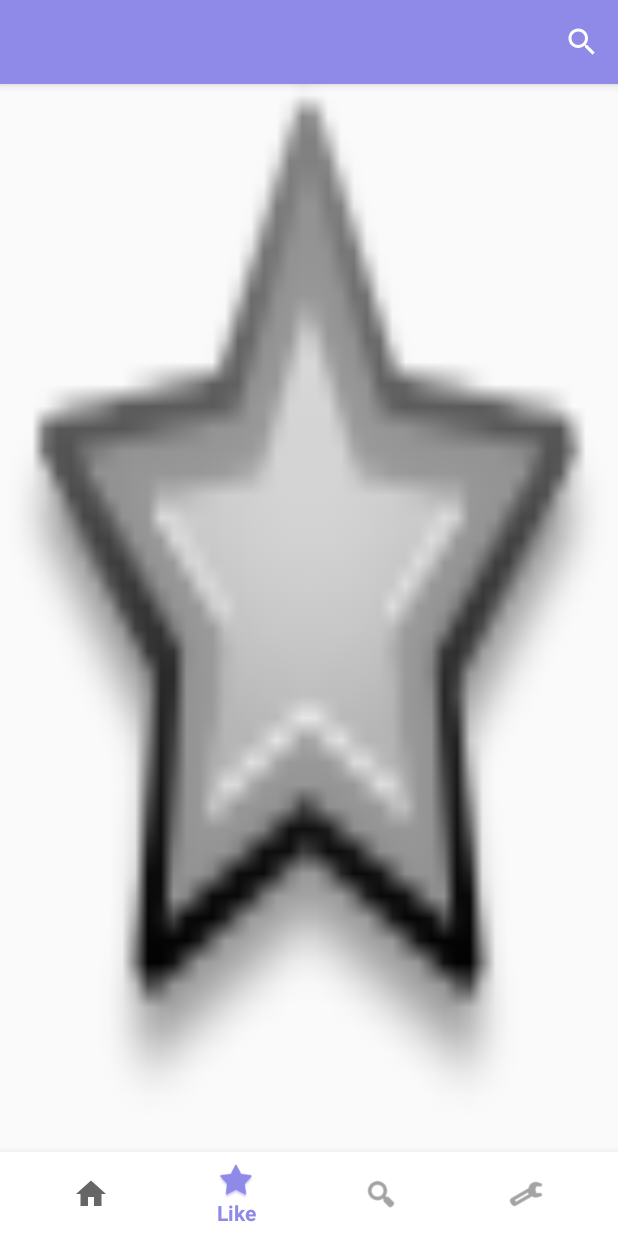
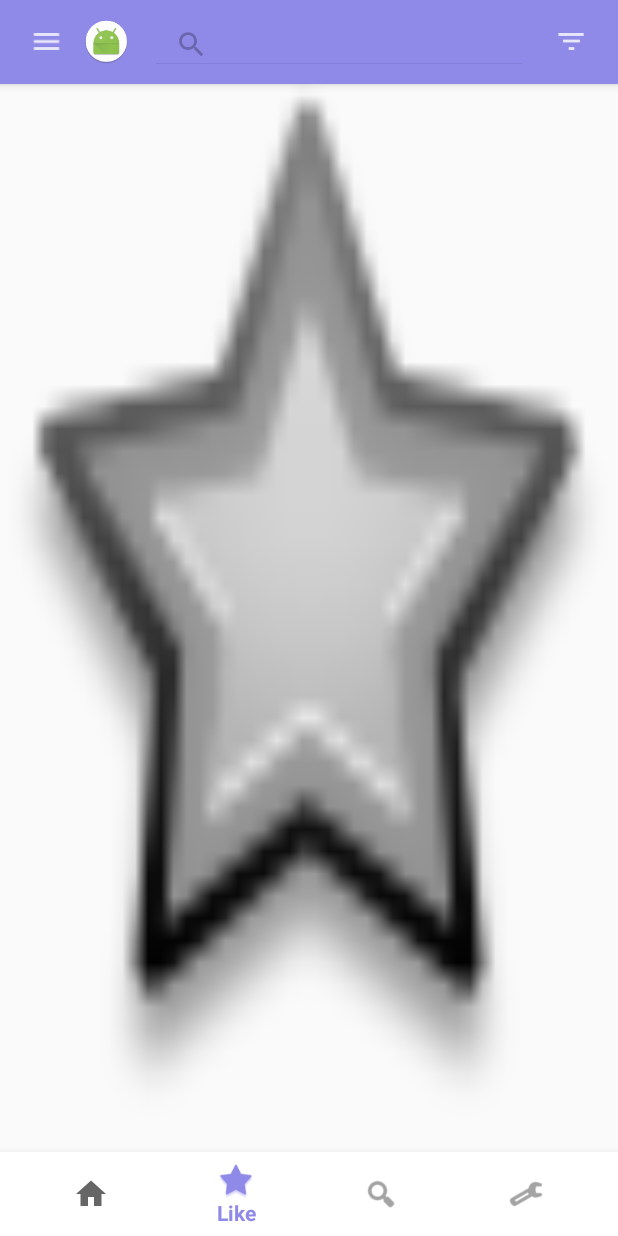
Before and after one commit to forget85/ProjectPet, an Android app: the screen it shows after launch (MainActivity), item 2 of the bottom bar chosen, on a phone screen of 412 x 824 dp. Run offline under Robolectric (Android 15) with nearby library versions, the phone set to English and light mode, and no system bars; libraries missing offline, so code that uses them is left out: com.squareup.leakcanary, junit.framework; pictures from the network do not load; 2 statements that could not run were skipped.

Commit message:
- 액션바를 커스텀뷰로 변경하고 로고 이미지 버튼을 추가

```diff
--- a/app/src/main/java/com/example/forget/projectpet/MainActivity.java
+++ b/app/src/main/java/com/example/forget/projectpet/MainActivity.java
@@ -31,7 +31,6 @@ public class MainActivity extends AppCompatActivity implements InvalidataOptionM
         drawerRightMenuListView.addHeaderView(getLayoutInflater().inflate(R.layout.right_drawer_menu_header, null, false));
 
         getSupportActionBar().setHomeAsUpIndicator(R.drawable.ic_home_black_24dp);
-        getSupportActionBar().setDisplayHomeAsUpEnabled(true);
 
         BottomNavigationView navigationView = (BottomNavigationView) findViewById(R.id.navigation);
         navigationView.setOnNavigationItemSelectedListener(new BottomNavigationView.OnNavigationItemSelectedListener() {
@@ -53,27 +52,6 @@ public class MainActivity extends AppCompatActivity implements InvalidataOptionM
         super.onDestroy();
         mainActivityPresenter.onDestroy();
         mainActivityPresenter = null;
-    }
-
-    public boolean onCreateOptionsMenu(Menu menu) {
-        getMenuInflater().inflate(R.menu.action_bar, menu);
-        return mainActivityPresenter.onCreateOptionsMenu(menu);
-    }
-
-    protected void onPostCreate(Bundle savedInstanceState) {
-        super.onPostCreate(savedInstanceState);
-        mainActivityPresenter.onPostCreate(savedInstanceState);
-    }
-
-    public void onConfigurationChanged(Configuration newConfig) {
-        super.onConfigurationChanged(newConfig);
-        mainActivityPresenter.onConfigurationChanged(newConfig);
-    }
-
-    public boolean onOptionsItemSelected(MenuItem item) {
-        if (mainActivityPresenter.onOptionsItemSelected(item))
-            return true;
-        return super.onOptionsItemSelected(item);
     }
 
     public void openItemWebView(String itemUrl){
--- a/app/src/main/java/com/example/forget/projectpet/MainActivityPresenter.java
+++ b/app/src/main/java/com/example/forget/projectpet/MainActivityPresenter.java
@@ -2,7 +2,6 @@ package com.example.forget.projectpet;
 
 import android.app.FragmentTransaction;
 import android.content.Context;
-import android.content.res.Configuration;
 import android.os.AsyncTask;
 import android.os.Bundle;
 import android.support.annotation.NonNull;
@@ -10,13 +9,14 @@ import android.app.Fragment;
 import android.app.FragmentManager;
 import android.support.v4.widget.DrawerLayout;
 import android.support.v7.app.ActionBar;
-import android.support.v7.app.ActionBarDrawerToggle;
 import android.support.v7.widget.SearchView;
-import android.view.Menu;
+import android.view.Gravity;
+import android.view.LayoutInflater;
 import android.view.MenuItem;
 import android.view.View;
 import android.widget.AdapterView;
 import android.widget.ArrayAdapter;
+import android.widget.ImageButton;
 import android.widget.ListView;
 
 import org.json.simple.JSONArray;
@@ -34,12 +34,7 @@ public class MainActivityPresenter {
 
     private int lastMenuItemID = R.id.navigation_home;
     private DrawerLayout drawerLayout;
-    private ActionBarDrawerToggle actionBarDrawerToggle;
     private MainActivityModel mainActivityModel = new MainActivityModel();
-    private View lastDrawerView;
-    ListView drawerLeftMenuListView;
-    ListView drawerRightMenuListView;
-
     private long backPressedTime = 0;
 
     private FragmentManager fragmentManager;
@@ -52,36 +47,11 @@ public class MainActivityPresenter {
 
     MainActivityPresenter(Context _context, View view, FragmentManager _fragmentManager, ActionBar _actionBar) {
         drawerLayout = (DrawerLayout) view.findViewById(R.id.drawerLayout);
-        drawerLeftMenuListView = (ListView) view.findViewById(R.id.drawer_list_view_left);
-        drawerRightMenuListView = (ListView) view.findViewById(R.id.drawer_list_view_right);
+        ListView drawerLeftMenuListView = (ListView) view.findViewById(R.id.drawer_list_view_left);
+        ListView drawerRightMenuListView = (ListView) view.findViewById(R.id.drawer_list_view_right);
         fragmentManager = _fragmentManager;
         actionBar = _actionBar;
         context = _context;
-
-        actionBarDrawerToggle = new ActionBarDrawerToggle((MainActivity)context, drawerLayout, 0, 0) {
-            public void onDrawerOpened(View drawerView) {
-                super.onDrawerOpened(drawerView);
-                lastDrawerView = drawerView;
-            }
-
-            public void onDrawerClosed(View drawerView) {
-                super.onDrawerClosed(drawerView);
-                lastDrawerView = null;
-            }
-
-            public void onDrawerStateChanged(int newState) {
-                if(lastDrawerView != null && newState == DrawerLayout.STATE_SETTLING){
-                    if(drawerLayout.isDrawerOpen(lastDrawerView)){
-                        drawerLayout.closeDrawer(lastDrawerView);
-                        lastDrawerView = null;
-                    }
-                }
-
-                super.onDrawerStateChanged(newState);
-            }
-        };
-
-        drawerLayout.addDrawerListener(actionBarDrawerToggle);
 
         drawerLeftMenuListView.setOnItemClickListener(new ListView.OnItemClickListener() {
             public void onItemClick(AdapterView parent, View view, int position, long id) {
@@ -101,19 +71,84 @@ public class MainActivityPresenter {
         ArrayAdapter<String> rightAdapter = new ArrayAdapter<>(context, android.R.layout.simple_list_item_1, mainActivityModel.getFilterList());
         drawerRightMenuListView.setAdapter(rightAdapter);
 
-        actionBar.setDisplayShowTitleEnabled(false);
+        initActionBar();
     }
 
-   public void onDestroy(){
+    private void initActionBar(){
+        actionBar.setDisplayShowCustomEnabled(true);
+        actionBar.setDisplayHomeAsUpEnabled(false);
+        actionBar.setDisplayShowTitleEnabled(false);
+        View actionBarCustomView = LayoutInflater.from(context).inflate(R.layout.main_action_bar, null);
+        SearchView searchView = (SearchView) actionBarCustomView.findViewById(R.id.action_bar_search);
+        searchView.onActionViewExpanded();
+        searchView.clearFocus();
+        searchView.setOnQueryTextListener(new SearchView.OnQueryTextListener(){
+            public boolean onQueryTextSubmit(String string) {
+                Fragment currentFragment = fragmentManager.findFragmentById(R.id.fragment_container);
+                if (!currentFragment.getTag().equals("settingFragment")){
+                    BaseListFragment baseListFragment = (BaseListFragment) currentFragment;
+
+                    if (baseListFragment != null) {
+                        baseListFragment.setFilterText(string);
+                    }
+                }
+                return false;
+            }
+
+            public boolean onQueryTextChange(String string) {
+                Fragment currentFragment = fragmentManager.findFragmentById(R.id.fragment_container);
+                if (!currentFragment.getTag().equals("settingFragment")){
+                    BaseListFragment baseListFragment = (BaseListFragment) currentFragment;
+
+                    if (baseListFragment != null) {
+                        baseListFragment.setFilterText(string);
+                    }
+                }
+                return false;
+            }
+        });
+
+        ImageButton homeButton = (ImageButton) actionBarCustomView.findViewById(R.id.action_bar_home);
+        homeButton.setOnClickListener(new View.OnClickListener(){
+            public void onClick(View view){
+                if(drawerLayout.isDrawerOpen(Gravity.END)){
+                    drawerLayout.closeDrawer(Gravity.END);
+                }
+
+                if(drawerLayout.isDrawerOpen(Gravity.START)){
+                    drawerLayout.closeDrawer(Gravity.START);
+                }else{
+                    drawerLayout.openDrawer(Gravity.START);
+                }
+            }
+        });
+
+        ImageButton filterButton = (ImageButton) actionBarCustomView.findViewById(R.id.action_bar_filter);
+        filterButton.setOnClickListener(new View.OnClickListener(){
+            public void onClick(View view){
+                if(drawerLayout.isDrawerOpen(Gravity.START)){
+                    drawerLayout.closeDrawer(Gravity.START);
+                }
+
+                if(drawerLayout.isDrawerOpen(Gravity.END)){
+                    drawerLayout.closeDrawer(Gravity.END);
+                }else{
+                    drawerLayout.openDrawer(Gravity.END);
+                }
+            }
+        });
+
+        actionBar.setCustomView(actionBarCustomView);
+    }
+
+    public void onDestroy(){
        context = null;
-       lastDrawerView = null;
        drawerLayout = null;
        fragmentManager = null;
        actionBar = null;
-       drawerLeftMenuListView = null;
-       drawerRightMenuListView = null;
+
        if(readDataTask != null)
-            readDataTask.cancel(true);
+           readDataTask.cancel(true);
     }
 
     void setLoadDataListener(LoadDataListener _loadDataListener){
@@ -169,74 +204,6 @@ public class MainActivityPresenter {
             }
             return "Success";
         }
-    }
-
-    public boolean onCreateOptionsMenu(Menu menu){
-        boolean bDisplayHomeAsUpEnabled = true;
-        boolean bVisibleSearchItem = true;
-        boolean bVisibleFilterItem = true;
-
-        switch (lastMenuItemID) {
-            case R.id.navigation_home:
-                bDisplayHomeAsUpEnabled = true;
-                bVisibleSearchItem = true;
-                bVisibleFilterItem = true;
-                break;
-            case R.id.navigation_like:
-                bDisplayHomeAsUpEnabled = false;
-                bVisibleSearchItem = true;
-                bVisibleFilterItem = false;
-                break;
-            case R.id.navigation_search:
-                bDisplayHomeAsUpEnabled = false;
-                bVisibleSearchItem = true;
-                bVisibleFilterItem = false;
-                break;
-            case R.id.navigation_setting:
-                bDisplayHomeAsUpEnabled = false;
-                bVisibleSearchItem = false;
-                bVisibleFilterItem = false;
-                break;
-        }
-
-        MenuItem searchMenuItem = menu.findItem(R.id.search_menu);
-        MenuItem filterMenuItem = menu.findItem(R.id.filter_menu);
-
-        actionBar.setDisplayHomeAsUpEnabled(bDisplayHomeAsUpEnabled);
-        searchMenuItem.setVisible(bVisibleSearchItem);
-        filterMenuItem.setVisible(bVisibleFilterItem);
-
-        SearchView searchView = (SearchView) searchMenuItem.getActionView();
-        searchView.setOnQueryTextListener(new SearchView.OnQueryTextListener(){
-            public boolean onQueryTextSubmit(String string) {
-                Fragment currentFragment = fragmentManager.findFragmentById(R.id.fragment_container);
-                if (!currentFragment.getTag().equals("settingFragment")){
-                    BaseListFragment baseListFragment = (BaseListFragment) currentFragment;
-
-                    if (baseListFragment != null) {
-                        baseListFragment.setFilterText(string);
-                    }
-                }
-                return false;
-            }
-
-            public boolean onQueryTextChange(String string) {
-                Fragment currentFragment = fragmentManager.findFragmentById(R.id.fragment_container);
-                if (!currentFragment.getTag().equals("settingFragment")){
-                    BaseListFragment baseListFragment = (BaseListFragment) currentFragment;
-
-                    if (baseListFragment != null) {
-                        baseListFragment.setFilterText(string);
-                    }
-                }
-                return false;
-            }
-        });
-
-        if(invalidataOptionMenuListener != null)
-            invalidataOptionMenuListener.onInvalidateOptionsMenu();
-
-        return true;
     }
 
     public void addFragment(String tag, boolean bChange, boolean bAddBackStack) {
@@ -329,30 +296,6 @@ public class MainActivityPresenter {
         return null;
     }
 
-    public boolean onOptionsItemSelected(MenuItem item) {
-        if(item.getItemId() == R.id.search_menu) {
-            return true;
-        }else if(item.getItemId() == R.id.filter_menu) {
-            if(drawerLayout.isDrawerOpen(drawerRightMenuListView)) {
-                drawerLayout.closeDrawer(drawerRightMenuListView);
-            }else {
-                drawerLayout.openDrawer(drawerRightMenuListView);
-            }
-
-            return true;
-        }else {
-            return actionBarDrawerToggle.onOptionsItemSelected(item);
-        }
-    }
-
-    protected void onPostCreate(Bundle savedInstanceState) {
-        actionBarDrawerToggle.syncState();
-    }
-
-    public void onConfigurationChanged(Configuration newConfig) {
-        actionBarDrawerToggle.onConfigurationChanged(newConfig);
-    }
-
     public void openItemWebView(FragmentManager fragmentManager, String itemUrl){
         ItemViewFragment itemViewFragment = new ItemViewFragment();
         Bundle bundle = new Bundle();
--- /dev/null
+++ b/app/src/main/res/layout/main_action_bar.xml
@@ -0,0 +1,37 @@
+<?xml version="1.0" encoding="utf-8"?>
+<LinearLayout xmlns:android="http://schemas.android.com/apk/res/android"
+    android:orientation="horizontal"
+    android:layout_width="match_parent"
+    android:layout_height="match_parent">
+
+    <ImageButton
+        android:id="@+id/action_bar_home"
+        android:layout_width="30dp"
+        android:layout_height="30dp"
+        android:layout_gravity="center_vertical"
+        android:background="@drawable/ic_menu_48dp"/>
+
+    <ImageButton
+        android:id="@+id/action_bar_logo"
+        android:layout_width="30dp"
+        android:layout_height="30dp"
+        android:layout_gravity="center_vertical"
+        android:layout_marginLeft="10dp"
+        android:background="@mipmap/ic_launcher_round"/>
+
+    <android.support.v7.widget.SearchView
+        android:id="@+id/action_bar_search"
+        android:layout_weight="1"
+        android:layout_width="0dp"
+        android:layout_height="30dp"
+        android:layout_marginLeft="10dp"
+        android:layout_gravity="center_vertical" />
+
+    <ImageButton
+        android:id="@+id/action_bar_filter"
+        android:layout_width="30dp"
+        android:layout_height="30dp"
+        android:layout_gravity="center_vertical"
+        android:layout_marginLeft="10dp"
+        android:background="@drawable/ic_filter_48dp"/>
+</LinearLayout>
--- a/app/src/main/res/layout/search_action_bar.xml
+++ /dev/null
@@ -1,5 +0,0 @@
-<?xml version="1.0" encoding="utf-8"?>
-<android.support.v7.widget.SearchView xmlns:android="http://schemas.android.com/apk/res/android"
-    android:layout_width="wrap_content"
-    android:layout_height="wrap_content"
-    android:maxWidth="150dp" />
--- a/app/src/main/res/menu/action_bar.xml
+++ /dev/null
@@ -1,16 +0,0 @@
-<?xml version="1.0" encoding="utf-8"?>
-<menu xmlns:android="http://schemas.android.com/apk/res/android"
-    xmlns:app="http://schemas.android.com/apk/res-auto">
-    <item
-        android:id="@+id/search_menu"
-        android:title="Search"
-        android:icon="@android:drawable/ic_menu_search"
-        app:actionLayout="@layout/search_action_bar"
-        app:showAsAction="always"/>
-
-    <item
-        android:id="@+id/filter_menu"
-        android:title="Filter"
-        android:icon="@drawable/ic_filter_48dp"
-        app:showAsAction="always"/>
-</menu>
```
Also changed, not shown: app/src/main/res/drawable-hdpi/ic_menu_48dp.png (added), app/src/main/res/drawable-mdpi/ic_menu_48dp.png (added), app/src/main/res/drawable-xhdpi/ic_menu_48dp.png (added), app/src/main/res/drawable-xxhdpi/ic_menu_48dp.png (added).
